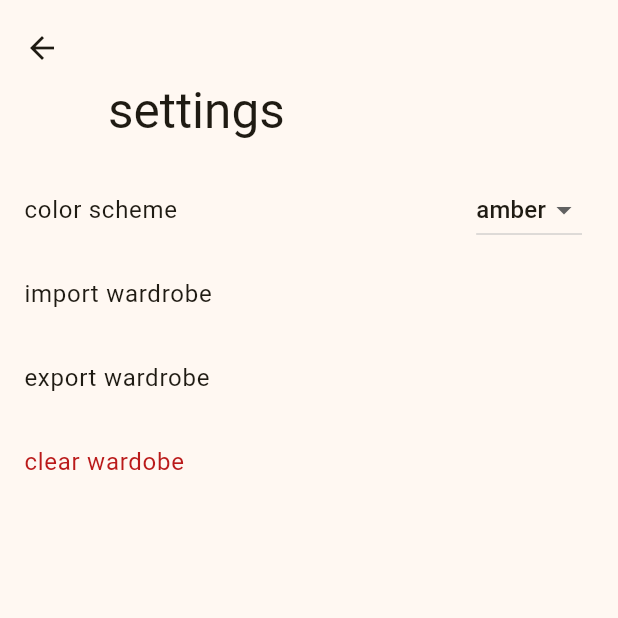
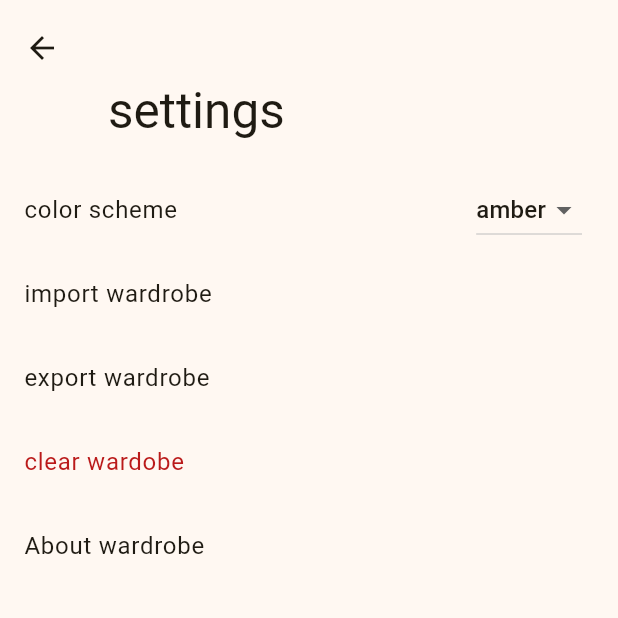
Before and after one commit to mohsen-w-elsisi/wardrobe_app, a Flutter app: the SettingsScreen screen opened directly, on a phone screen of 412 x 824 dp, the top half of it. Run offline on Flutter 3.47's test engine with Material 3 defaults, Android fonts, the phone set to English and light mode, and no system bars; our stand-ins replace flutter_svg, freezed_annotation, get_it, hive, hive_flutter, image_picker and 2 more; accounts and stored records are empty; project files that could hold a hidden picture were left out.

Commit message:
added about dialog

```diff
--- /dev/null
+++ b/lib/settings_screen/about_app_tile.dart
@@ -0,0 +1,59 @@
+import 'package:flutter/gestures.dart';
+import 'package:flutter/material.dart';
+import 'package:url_launcher/url_launcher_string.dart';
+
+class AboutAppTile extends StatelessWidget {
+  static const _githubUrl = "https://github.com/mohsen-w-elsisi";
+  static const _repoUrl = "https://github.com/mohsen-w-elsisi/wardrobe_app";
+
+  const AboutAppTile({super.key});
+
+  @override
+  Widget build(BuildContext context) {
+    return AboutListTile(
+      applicationName: "wardrobe",
+      applicationVersion: "version 1",
+      aboutBoxChildren: [
+        RichText(
+          text: TextSpan(
+            children: [
+              _text(context, "This is an app created by "),
+              _link(context, "Mohsen elsisi", _githubUrl),
+              _text(context, ". The "),
+              _link(context, "source code", _repoUrl),
+              _text(context, " for the project is available on github.")
+            ],
+          ),
+        )
+      ],
+    );
+  }
+
+  TextSpan _link(BuildContext context, String text, String url) {
+    return TextSpan(
+      text: text,
+      style: _linkTheme(context),
+      recognizer: _linkGestureRecogniser(url),
+    );
+  }
+
+  TapGestureRecognizer _linkGestureRecogniser(String url) =>
+      TapGestureRecognizer()..onTap = () => launchUrlString(url);
+
+  TextStyle _linkTheme(BuildContext context) {
+    return _defaultTextTheme(context).copyWith(
+      color: Theme.of(context).colorScheme.primary,
+      decoration: TextDecoration.underline,
+    );
+  }
+
+  TextSpan _text(BuildContext context, String text) {
+    return TextSpan(
+      text: text,
+      style: _defaultTextTheme(context),
+    );
+  }
+
+  TextStyle _defaultTextTheme(BuildContext context) =>
+      Theme.of(context).textTheme.bodyMedium!;
+}
--- a/lib/settings_screen/settings_screen.dart
+++ b/lib/settings_screen/settings_screen.dart
@@ -1,4 +1,5 @@
 import 'package:flutter/material.dart';
+import 'package:wardrobe_app/settings_screen/about_app_tile.dart';
 import 'package:wardrobe_app/settings_screen/import_export_tile.dart';
 
 import 'clear_wardrobe_tile.dart';
@@ -10,6 +11,7 @@ class SettingsScreen extends StatelessWidget {
     SettingsScreenImportTile(),
     SettingsScreenExportTile(),
     SettingsScreenClearWardrobeTile(),
+    AboutAppTile(),
   ];
 
   const SettingsScreen({super.key});
--- a/pubspec.yaml
+++ b/pubspec.yaml
@@ -18,6 +18,7 @@ dependencies:
   image_picker: ^1.1.2
   share_plus: ^10.0.1
   shared_preferences: ^2.2.3
+  url_launcher: ^6.3.0
 
 dev_dependencies:
   flutter_test:
```
Also changed, not shown: pubspec.lock, 1 other file.
